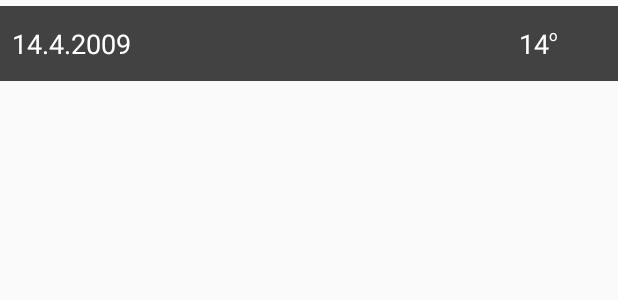
After one commit to mohsenapk/Wetterkleidung, an Android app: the layout item_city_info.xml on its own in the app's theme, with its tools: preview values and no code run, on a phone screen of 412 x 824 dp. The commit adds this screen. Shown: the top 300 px of the screen. Run offline under Robolectric (Android 15) with nearby library versions, the phone set to English and light mode, and no system bars.

Commit message:
city activity and services

```diff
--- a/app/src/main/java/com/mohsen/apk/wetterkleidung/db/dao/CurrentWeatherDao.kt
+++ b/app/src/main/java/com/mohsen/apk/wetterkleidung/db/dao/CurrentWeatherDao.kt
@@ -12,7 +12,7 @@ interface CurrentWeatherDao {
     @Insert(onConflict = OnConflictStrategy.REPLACE)
     fun set(currentWeather: CurrentWeather)
 
-    @Query("SELECT * FROM current_weather")
-    fun get(): CurrentWeather
+    @Query("SELECT * FROM current_weather WHERE cityName = :cityName")
+    fun get(cityName: String): CurrentWeather
 
 }
--- a/app/src/main/java/com/mohsen/apk/wetterkleidung/db/localService/WeatherLocalService.kt
+++ b/app/src/main/java/com/mohsen/apk/wetterkleidung/db/localService/WeatherLocalService.kt
@@ -8,7 +8,7 @@ import org.threeten.bp.LocalDateTime
 
 interface WeatherLocalService {
     suspend fun setCurrentWeather(currentWeather: CurrentWeather)
-    suspend fun getCurrentWeather(): CurrentWeather
+    suspend fun getCurrentWeather(cityName: String): CurrentWeather
     suspend fun setForecastWeather(forecastWeather: ForecastWeather)
     suspend fun getForecastWeather(): ForecastWeather
     suspend fun setForecast5DaysWeather(forecast5DaysWeather: Forecast5DaysWeather)
@@ -21,8 +21,8 @@ class WeatherLocalServiceImpl(private val db: WeatherDB) : WeatherLocalService {
         db.currentWeatherDao().set(currentWeather)
     }
 
-    override suspend fun getCurrentWeather(): CurrentWeather =
-        db.currentWeatherDao().get()
+    override suspend fun getCurrentWeather(cityName: String): CurrentWeather =
+        db.currentWeatherDao().get(cityName)
 
     override suspend fun setForecastWeather(forecastWeather: ForecastWeather) {
         forecastWeather.createdDate = LocalDateTime.now().toString()
--- a/app/src/main/java/com/mohsen/apk/wetterkleidung/internal/Exceptions.kt
+++ b/app/src/main/java/com/mohsen/apk/wetterkleidung/internal/Exceptions.kt
@@ -8,3 +8,8 @@ class NoInternetConnectionException() : IOException(){
     override val message: String?
         get() = "no internet connection problem !!"
 }
+
+class CityNotFoundException(): IOException(){
+    override val message: String?
+        get() = "city not found"
+}
--- a/app/src/main/java/com/mohsen/apk/wetterkleidung/model/CurrentWeather.kt
+++ b/app/src/main/java/com/mohsen/apk/wetterkleidung/model/CurrentWeather.kt
@@ -30,7 +30,7 @@ data class CurrentWeather(
     val clouds: Clouds? = null,
     var createdDate: String? = null
 ) {
-    @PrimaryKey(autoGenerate = false)
+    @PrimaryKey(autoGenerate = true)
     var pkid = 0
 }
 
--- a/app/src/main/java/com/mohsen/apk/wetterkleidung/model/Weather.kt
+++ b/app/src/main/java/com/mohsen/apk/wetterkleidung/model/Weather.kt
@@ -1,8 +1,6 @@
 package com.mohsen.apk.wetterkleidung.model
 
 import com.google.gson.annotations.SerializedName
-import org.threeten.bp.DayOfWeek
-import org.threeten.bp.LocalDate
 import org.threeten.bp.LocalDateTime
 
 data class WeatherTitle(
--- a/app/src/main/java/com/mohsen/apk/wetterkleidung/network/remoteService/WeatherRemoteService.kt
+++ b/app/src/main/java/com/mohsen/apk/wetterkleidung/network/remoteService/WeatherRemoteService.kt
@@ -25,6 +25,7 @@ interface WeatherRemoteService {
 }
 
 class WeatherRemoteServiceImpl(private val retrofit: Retrofit) : WeatherRemoteService {
+
     override suspend fun getCurrentWeather(
         city: String,
         weatherUnit: WeatherUnit
--- a/app/src/main/java/com/mohsen/apk/wetterkleidung/ui/main/MainViewModel.kt
+++ b/app/src/main/java/com/mohsen/apk/wetterkleidung/ui/main/MainViewModel.kt
@@ -143,6 +143,7 @@ class MainViewModel(
         }
     }
 
+    //bug IndexOutOfBoundsException: Index: 7, Size: 2 todo
     private fun weatherPresentation(index: Int = 0) {
         seekBarSetup(selectedDayWeatherList.size)
         val currentWeather = selectedDayWeatherList[index]
--- a/app/src/main/res/layout/activity_city.xml
+++ b/app/src/main/res/layout/activity_city.xml
@@ -24,6 +24,7 @@
         app:layout_constraintRight_toRightOf="parent"/>
 
     <androidx.recyclerview.widget.RecyclerView
+        android:id="@+id/rvCities"
         android:layout_width="match_parent"
         android:layout_height="wrap_content"
         app:layout_constraintTop_toBottomOf="@id/etCity"
--- /dev/null
+++ b/app/src/main/res/layout/item_city_info.xml
@@ -0,0 +1,52 @@
+<?xml version="1.0" encoding="utf-8"?>
+<androidx.constraintlayout.widget.ConstraintLayout xmlns:android="http://schemas.android.com/apk/res/android"
+    xmlns:app="http://schemas.android.com/apk/res-auto"
+    xmlns:tools="http://schemas.android.com/tools"
+    android:layout_width="match_parent"
+    android:layout_height="50dp"
+    android:layout_marginTop="4dp"
+    android:background="@color/cardview_dark_background"
+    android:paddingLeft="8dp">
+
+            <TextView
+                android:id="@+id/tvCity"
+                android:layout_width="wrap_content"
+                android:layout_height="wrap_content"
+                android:textSize="18sp"
+                app:layout_constraintBottom_toBottomOf="parent"
+                app:layout_constraintLeft_toLeftOf="parent"
+                app:layout_constraintTop_toTopOf="parent"
+                tools:text="14.4.2009"
+                android:textColor="@color/white"/>
+
+            <ImageView
+                android:id="@+id/ivIcon"
+                android:layout_width="40dp"
+                android:layout_height="40dp"
+                app:layout_constraintRight_toRightOf="parent"
+                app:layout_constraintTop_toTopOf="parent" />
+
+            <TextView
+                android:id="@+id/tvTempDegree"
+                android:layout_width="wrap_content"
+                android:layout_height="wrap_content"
+                android:text="o"
+                app:layout_constraintRight_toLeftOf="@id/ivIcon"
+                app:layout_constraintTop_toTopOf="@id/tvTemp"
+                android:textSize="10sp"
+                android:textColor="@color/white"
+                android:layout_marginLeft="4dp"
+                android:layout_marginBottom="4dp"/>
+
+            <TextView
+                android:id="@+id/tvTemp"
+                android:layout_width="wrap_content"
+                android:layout_height="wrap_content"
+                android:textSize="18sp"
+                app:layout_constraintBottom_toBottomOf="parent"
+                app:layout_constraintRight_toLeftOf="@id/tvTempDegree"
+                app:layout_constraintTop_toTopOf="parent"
+                tools:text="14"
+                android:textColor="@color/white"/>
+
+</androidx.constraintlayout.widget.ConstraintLayout>
```
Also changed, not shown: app/src/main/java/com/mohsen/apk/wetterkleidung/model/City.kt (added, +8 -0 lines), app/src/main/java/com/mohsen/apk/wetterkleidung/repository/WeatherRepository.kt (+4 -5 lines), app/src/main/java/com/mohsen/apk/wetterkleidung/repository/di/RepositoryModule.kt (+2 -5 lines), app/src/main/java/com/mohsen/apk/wetterkleidung/ui/adapter/CityAdapter.kt (added, +42 -0 lines), app/src/main/java/com/mohsen/apk/wetterkleidung/ui/city/CityActivity.kt (+17 -5 lines), app/src/main/java/com/mohsen/apk/wetterkleidung/ui/city/CityViewModel.kt (+48 -5 lines), app/src/main/java/com/mohsen/apk/wetterkleidung/ui/city/CityViewModelFactory.kt (+6 -2 lines), app/src/main/java/com/mohsen/apk/wetterkleidung/ui/city/di/CityModule.kt (+6 -2 lines).
